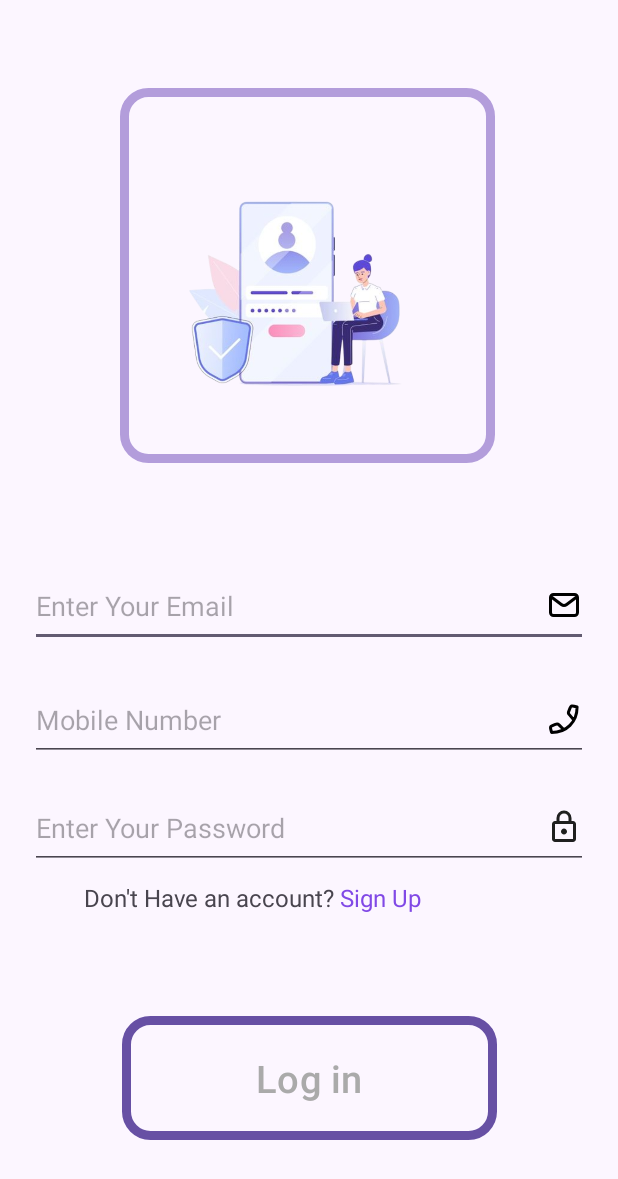
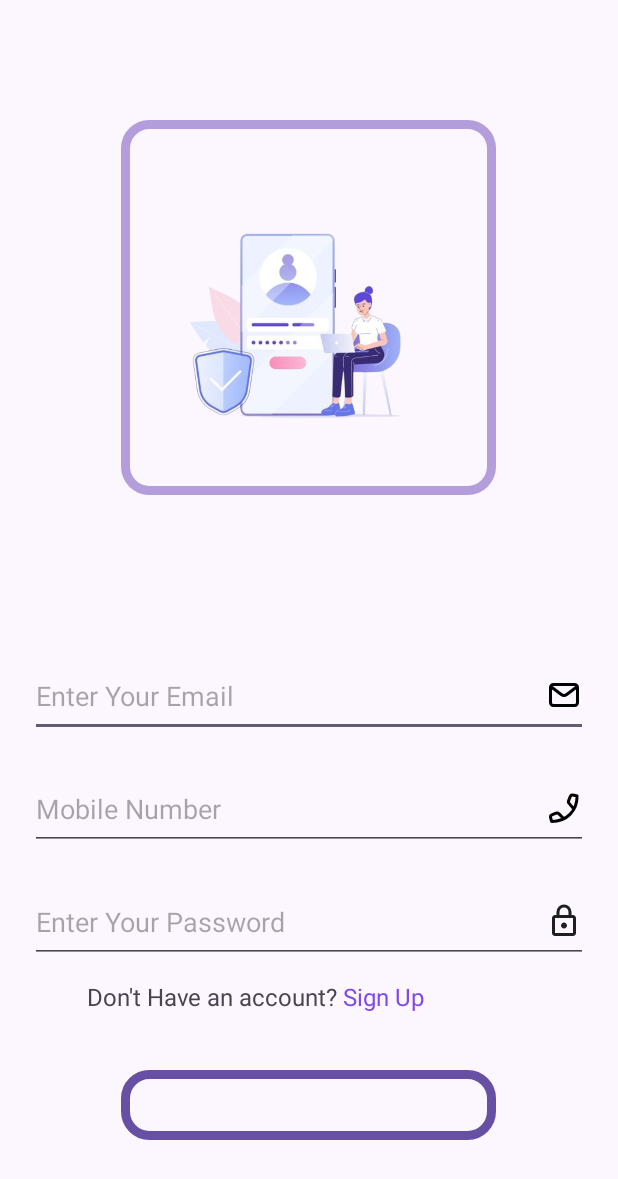
Before and after one commit to dan2004ia/English_Learning, an Android app: the LoginActivity screen opened directly, with no data from a screen before it, on a phone screen of 412 x 824 dp. Shown: the top 1179 px of the screen. Run offline under Robolectric (Android 15) with nearby library versions, the phone set to English and light mode, and no system bars.

Commit message:
update code

```diff
--- a/app/src/main/res/layout/activity_login.xml
+++ b/app/src/main/res/layout/activity_login.xml
@@ -1,119 +1,97 @@
 <?xml version="1.0" encoding="utf-8"?>
-<androidx.constraintlayout.widget.ConstraintLayout xmlns:android="http://schemas.android.com/apk/res/android"
-    xmlns:app="http://schemas.android.com/apk/res-auto"
-    xmlns:tools="http://schemas.com/tools"
-    xmlns:tools2="http://schemas.android.com/tools"
+<RelativeLayout xmlns:android="http://schemas.android.com/apk/res/android"
+    xmlns:tools="http://schemas.android.com/tools"
     android:id="@+id/main"
     android:layout_width="match_parent"
     android:layout_height="match_parent"
-    tools:context=".LoginActivity"
     android:padding="20dp"
     android:background="@color/pink1"
-    >
-
+    tools:context=".LoginActivity">
 
     <ImageView
         android:id="@+id/image"
         android:layout_width="250dp"
         android:layout_height="250dp"
+        android:layout_centerHorizontal="true"
         android:layout_marginLeft="20dp"
+        android:layout_marginTop="80dp"
         android:layout_marginRight="20dp"
         android:background="@drawable/button_border"
         android:importantForAccessibility="no"
         android:paddingTop="20dp"
-        android:src="@drawable/login"
-        app:layout_constraintBottom_toBottomOf="parent"
-        app:layout_constraintEnd_toEndOf="parent"
-        app:layout_constraintHorizontal_bias="0.491"
-        app:layout_constraintStart_toStartOf="parent"
-        app:layout_constraintTop_toTopOf="parent"
-        app:layout_constraintVertical_bias="0.102" />
+        android:src="@drawable/login" />
 
     <EditText
         android:id="@+id/email"
         android:layout_width="match_parent"
         android:layout_height="wrap_content"
+        android:layout_below="@id/image"
+        android:layout_marginTop="106dp"
         android:layout_marginLeft="20dp"
-        android:layout_marginTop="376dp"
         android:layout_marginRight="20dp"
         android:autofillHints="emailAddress"
         android:drawableEnd="@drawable/email_svgrepo_com"
         android:hint="@string/email"
         android:inputType="textEmailAddress"
-        android:paddingVertical="15dp"
-        app:cornerRadius="0dp"
-        app:layout_constraintEnd_toEndOf="parent"
-        app:layout_constraintHorizontal_bias="0.512"
-        app:layout_constraintStart_toStartOf="parent"
-        app:layout_constraintTop_toTopOf="parent" />
-
+        android:paddingVertical="15dp" />
 
     <EditText
         android:id="@+id/mobile"
         android:layout_width="match_parent"
         android:layout_height="wrap_content"
+        android:layout_below="@id/email"
+        android:layout_marginTop="20dp"
         android:layout_marginLeft="20dp"
-        android:layout_marginTop="452dp"
         android:layout_marginRight="20dp"
         android:autofillHints="phone"
         android:drawableEnd="@drawable/phone_flip_alt_svgrepo_com"
+        android:hint="@string/phone"
         android:inputType="number"
-        android:hint="@string/phone"
-        android:paddingVertical="15dp"
-        app:layout_constraintEnd_toEndOf="parent"
-        app:layout_constraintHorizontal_bias="0.121"
-        app:layout_constraintStart_toStartOf="parent"
-        app:layout_constraintTop_toTopOf="parent" />
+        android:paddingVertical="15dp" />
 
     <EditText
         android:id="@+id/pass"
         android:layout_width="match_parent"
         android:layout_height="wrap_content"
+        android:layout_below="@id/mobile"
+        android:layout_marginTop="20dp"
         android:layout_marginLeft="20dp"
-        android:layout_marginTop="524dp"
         android:layout_marginRight="20dp"
         android:autofillHints="password"
         android:drawableEnd="@drawable/lock_24dp_1f1f1f_fill0_wght400_grad0_opsz24"
         android:hint="@string/password"
         android:inputType="numberPassword"
-        android:paddingVertical="15dp"
-        app:layout_constraintEnd_toEndOf="parent"
-        app:layout_constraintHorizontal_bias="0.17"
-        app:layout_constraintStart_toStartOf="parent"
-        app:layout_constraintTop_toTopOf="parent" />
+        android:paddingVertical="15dp" />
 
     <TextView
         android:id="@+id/tv_signup_prompt"
         android:layout_width="wrap_content"
         android:layout_height="wrap_content"
+        android:layout_below="@id/pass"
+        android:layout_marginTop="3dp"
+        android:layout_marginLeft="50dp"
+        android:layout_marginRight="50dp"
+        android:text="@string/don_t_have_account_signup_full"
+        android:textSize="16sp"
         android:clickable="true"
         android:focusable="true"
         android:minHeight="48dp"
-        android:padding="8dp"
-        android:text="@string/don_t_have_account_signup_full"
-        android:textSize="16sp"
-        app:layout_constraintBottom_toBottomOf="parent"
-        app:layout_constraintEnd_toEndOf="parent"
-        app:layout_constraintHorizontal_bias="0.282"
-        app:layout_constraintStart_toStartOf="parent"
-        app:layout_constraintTop_toBottomOf="@+id/pass"
-        app:layout_constraintVertical_bias="0.0" />
+        android:padding="8dp" />
 
     <Button
         android:id="@+id/login"
         android:layout_width="250dp"
         android:layout_height="wrap_content"
+        android:layout_below="@id/tv_signup_prompt"
+        android:layout_marginTop="20dp"
         android:layout_marginBottom="64dp"
+        android:layout_centerHorizontal="true"
         android:background="@drawable/button_border"
-         android:paddingVertical="20dp"
-        android:paddingBottom="12dp"
+        android:backgroundTint="@color/pink1"
+        android:paddingVertical="20dp"
         android:text="@string/login"
+        android:padding="15dp"
         android:textColor="@color/white"
-        android:textSize="25sp"
-        android:backgroundTint="@color/pink1"
-        app:layout_constraintBottom_toBottomOf="parent"
-        app:layout_constraintEnd_toEndOf="parent"
-        app:layout_constraintStart_toStartOf="parent" />
+        android:textSize="25sp" />
 
-
-</androidx.constraintlayout.widget.ConstraintLayout>
+</RelativeLayout>
```
Also changed, not shown: app/src/main/res/layout/activity_home.xml (+14 -24 lines), app/src/main/res/layout/activity_welcome.xml (+18 -39 lines).
